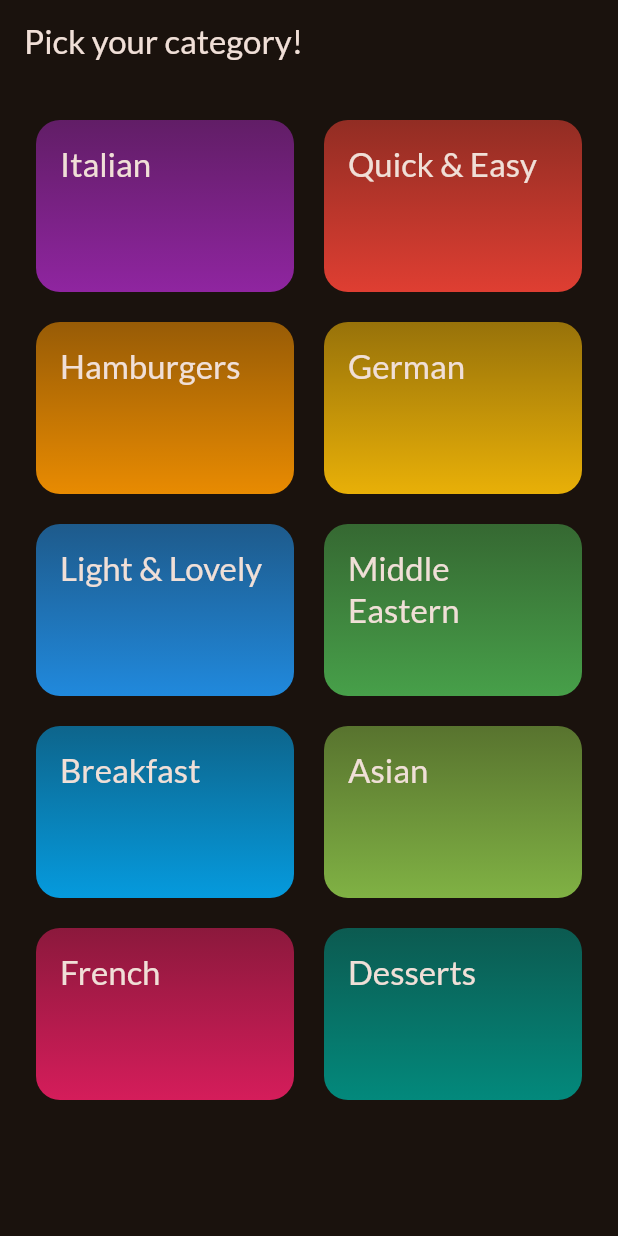
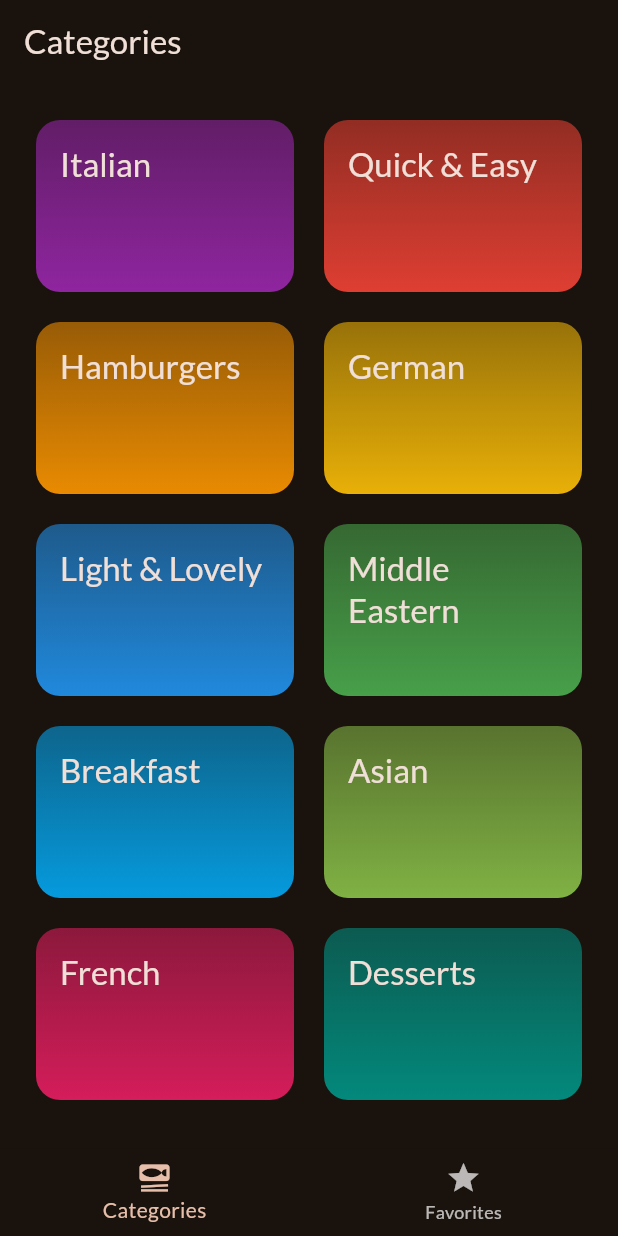
Before and after one commit to sawsanjamal/recipes-app, a Flutter app: the screen it shows after launch, on a phone screen of 412 x 824 dp. Run offline on Flutter 3.47's test engine with Material 3 defaults, Android fonts, the phone set to English and light mode, and no system bars; our stand-ins replace google_fonts, transparent_image.

Commit message:
add tab bar

```diff
--- a/lib/main.dart
+++ b/lib/main.dart
@@ -3,6 +3,7 @@ import 'package:flutter/material.dart';
 import 'package:google_fonts/google_fonts.dart';
 
 import 'package:recipes_app/screens/categories.dart';
+import 'package:recipes_app/screens/tabs.dart';
 
 final theme = ThemeData(
   useMaterial3: true,
@@ -22,6 +23,6 @@ class App extends StatelessWidget {
 
   @override
   Widget build(BuildContext context) {
-    return MaterialApp(theme: theme, home: const CategoriesScreen());
+    return MaterialApp(theme: theme, home: const TabsScreen());
   }
 }
--- a/lib/screens/categories.dart
+++ b/lib/screens/categories.dart
@@ -20,11 +20,7 @@ class CategoriesScreen extends StatelessWidget {
 
   @override
   Widget build(BuildContext context) {
-    return Scaffold(
-      appBar: AppBar(
-        title: const Text("Pick your category!"),
-      ),
-      body: GridView(
+    return GridView(
       padding: const EdgeInsets.all(24),
       gridDelegate: const SliverGridDelegateWithFixedCrossAxisCount(
           crossAxisCount: 2,
@@ -40,7 +36,6 @@ class CategoriesScreen extends StatelessWidget {
             },
           )
       ],
-      ),
     );
   }
 }
--- /dev/null
+++ b/lib/screens/tabs.dart
@@ -0,0 +1,46 @@
+import 'package:flutter/material.dart';
+import 'package:recipes_app/screens/categories.dart';
+import 'package:recipes_app/screens/meals.dart';
+
+class TabsScreen extends StatefulWidget {
+  const TabsScreen({super.key});
+
+  @override
+  State<TabsScreen> createState() => _TabsScreenState();
+}
+
+class _TabsScreenState extends State<TabsScreen> {
+  int _selectedPageIndex = 0;
+
+  void _selectPage(int index) {
+    setState(() {
+      _selectedPageIndex = index;
+    });
+  }
+
+  @override
+  Widget build(BuildContext context) {
+    Widget activePage = const CategoriesScreen();
+    var activePageTitle = 'Categories';
+
+    if (_selectedPageIndex == 1) {
+      activePage = const MealsScreen(meals: []);
+      activePageTitle = 'Favorites';
+    }
+    return Scaffold(
+      appBar: AppBar(
+        title: Text(activePageTitle),
+      ),
+      body: activePage,
+      bottomNavigationBar: BottomNavigationBar(
+        onTap: _selectPage,
+        currentIndex: _selectedPageIndex,
+        items: const [
+          BottomNavigationBarItem(
+              icon: Icon(Icons.set_meal), label: "Categories"),
+          BottomNavigationBarItem(icon: Icon(Icons.star), label: "Favorites"),
+        ],
+      ),
+    );
+  }
+}
```
Also changed, not shown: lib/screens/meal_detail.dart (+38 -5 lines), lib/screens/meals.dart (+6 -4 lines). Lines whose indentation alone changed are shown as unchanged.
